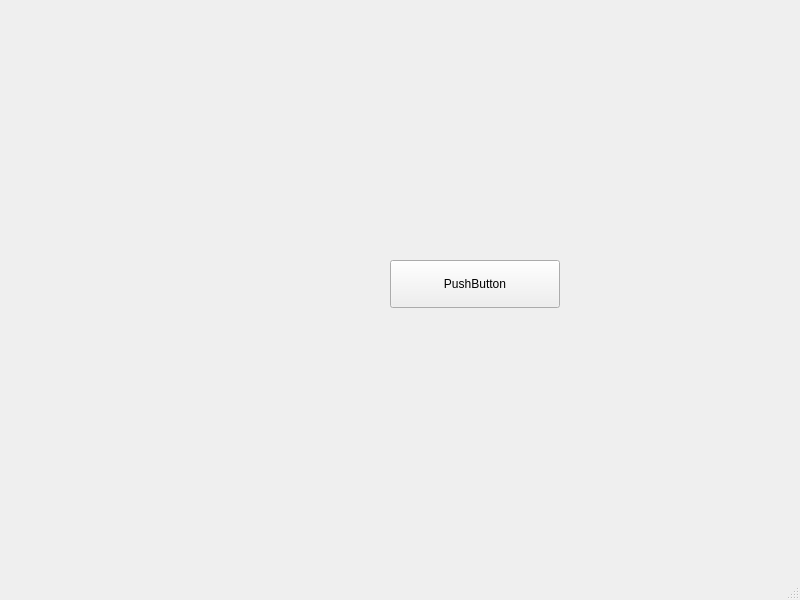
First picture: the form in 20_graphics/graphics/mainwindow.ui, repository ROM-robotics/qt_book1, before the edit.
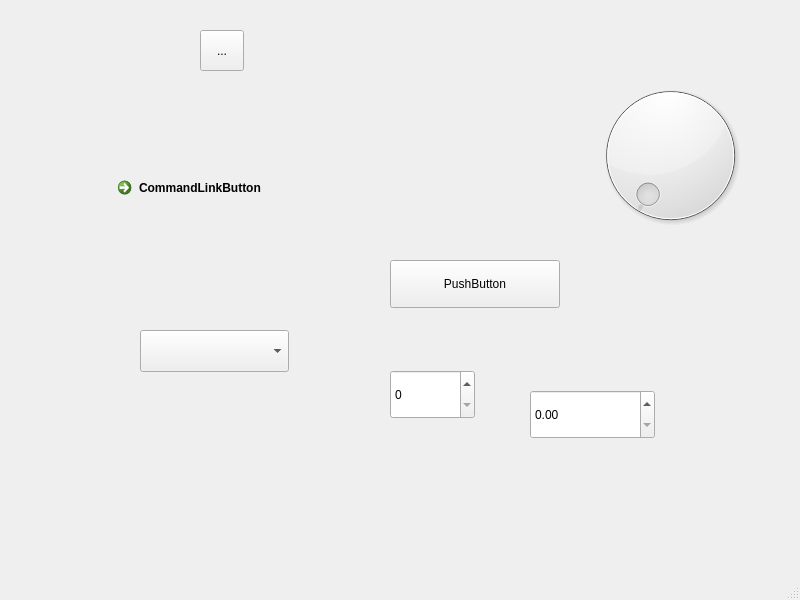
Second picture: the form after the edit.

What changed in the file:
```diff
--- a/20_graphics/graphics/mainwindow.ui
+++ b/20_graphics/graphics/mainwindow.ui
@@ -38,6 +38,72 @@
     </property>
     <layout class="QVBoxLayout" name="verticalLayout"/>
    </widget>
+   <widget class="QToolButton" name="toolButton">
+    <property name="geometry">
+     <rect>
+      <x>200</x>
+      <y>30</y>
+      <width>44</width>
+      <height>41</height>
+     </rect>
+    </property>
+    <property name="text">
+     <string>...</string>
+    </property>
+   </widget>
+   <widget class="QCommandLinkButton" name="commandLinkButton">
+    <property name="geometry">
+     <rect>
+      <x>110</x>
+      <y>170</y>
+      <width>318</width>
+      <height>48</height>
+     </rect>
+    </property>
+    <property name="text">
+     <string>CommandLinkButton</string>
+    </property>
+   </widget>
+   <widget class="QComboBox" name="comboBox">
+    <property name="geometry">
+     <rect>
+      <x>140</x>
+      <y>330</y>
+      <width>149</width>
+      <height>42</height>
+     </rect>
+    </property>
+   </widget>
+   <widget class="QSpinBox" name="spinBox">
+    <property name="geometry">
+     <rect>
+      <x>390</x>
+      <y>370</y>
+      <width>85</width>
+      <height>49</height>
+     </rect>
+    </property>
+   </widget>
+   <widget class="QDoubleSpinBox" name="doubleSpinBox">
+    <property name="geometry">
+     <rect>
+      <x>530</x>
+      <y>390</y>
+      <width>125</width>
+      <height>49</height>
+     </rect>
+    </property>
+   </widget>
+   <widget class="QDial" name="dial">
+    <property name="geometry">
+     <rect>
+      <x>590</x>
+      <y>70</y>
+      <width>161</width>
+      <height>171</height>
+     </rect>
+    </property>
+   </widget>
   </widget>
   <widget class="QMenuBar" name="menubar">
    <property name="geometry">
```
